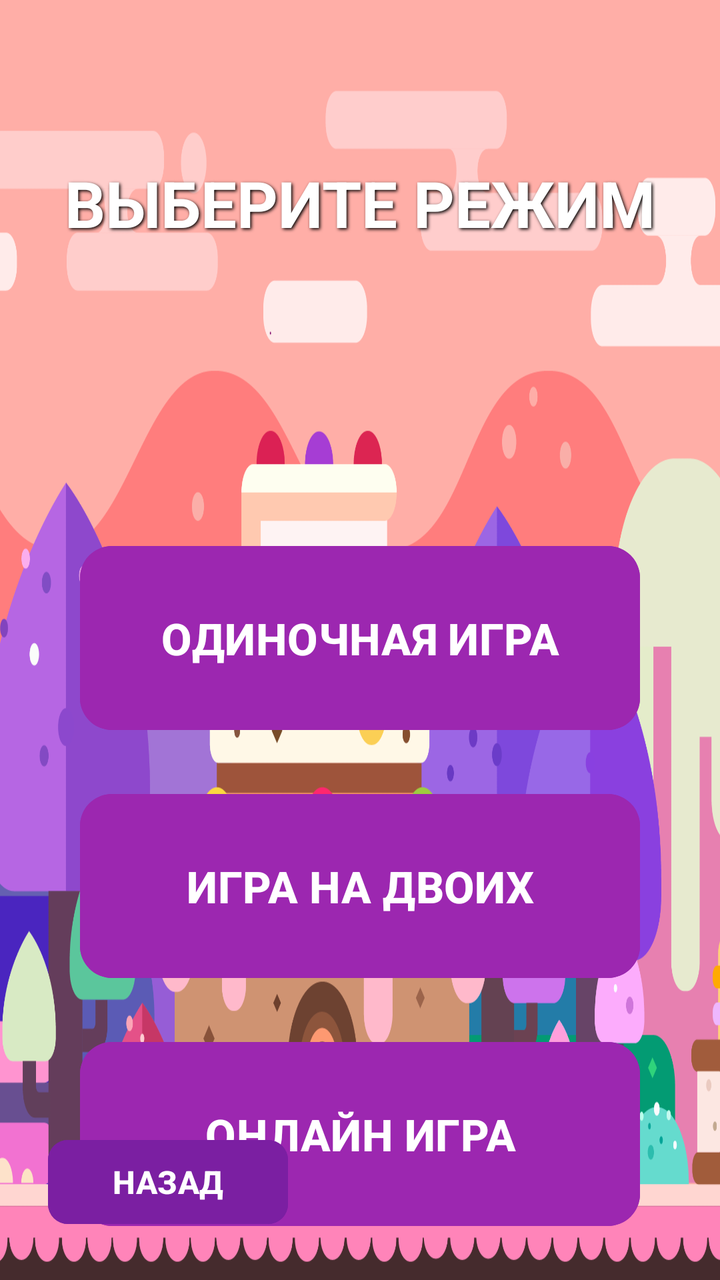
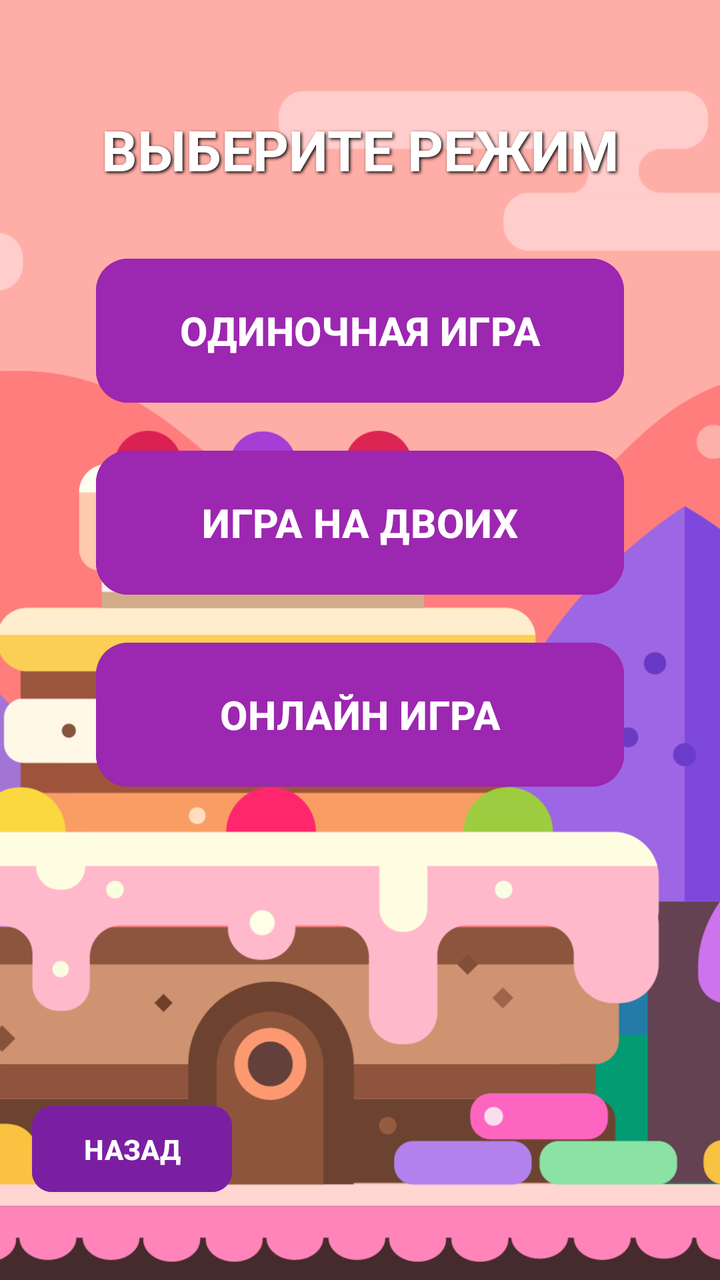

Two renders of the same Android screen: before a commit and after it. Below are the layout's source before the change and the commit's diff.
<!-- AndroidManifest.xml: application theme Theme.MemoryGame -->
<!-- res/layout/activity_mode_selection.xml -->
<?xml version="1.0" encoding="utf-8"?>
<androidx.constraintlayout.widget.ConstraintLayout 
    xmlns:android="http://schemas.android.com/apk/res/android"
    xmlns:app="http://schemas.android.com/apk/res-auto"
    android:layout_width="match_parent"
    android:layout_height="match_parent"
    android:background="@drawable/menuscreen">

    
    <TextView
        android:id="@+id/tvTitle"
        android:layout_width="wrap_content"
        android:layout_height="wrap_content"
        android:layout_marginTop="80dp"
        android:text="ВЫБЕРИТЕ РЕЖИМ"
        android:textColor="#FFFFFF"
        android:textSize="32sp"
        android:textStyle="bold"
        android:shadowColor="#000000"
        android:shadowDx="2"
        android:shadowDy="2"
        android:shadowRadius="4"
        app:layout_constraintEnd_toEndOf="parent"
        app:layout_constraintStart_toStartOf="parent"
        app:layout_constraintTop_toTopOf="parent" />

    
    <Button
        android:id="@+id/btnSinglePlayer"
        android:layout_width="280dp"
        android:layout_height="100dp"
        android:backgroundTint="#9C27B0"
        android:text="ОДИНОЧНАЯ ИГРА"
        android:textColor="#FFFFFF"
        android:textSize="22sp"
        android:textStyle="bold"
        app:cornerRadius="16dp"
        app:layout_constraintBottom_toBottomOf="parent"
        app:layout_constraintEnd_toEndOf="parent"
        app:layout_constraintStart_toStartOf="parent"
        app:layout_constraintTop_toBottomOf="@id/tvTitle"
        app:layout_constraintVertical_bias="0.35" />

    
    <Button
        android:id="@+id/btnCooperative"
        android:layout_width="280dp"
        android:layout_height="100dp"
        android:layout_marginTop="24dp"
        android:backgroundTint="#9C27B0"
        android:text="ИГРА НА ДВОИХ"
        android:textColor="#FFFFFF"
        android:textSize="22sp"
        android:textStyle="bold"
        app:cornerRadius="16dp"
        app:layout_constraintEnd_toEndOf="parent"
        app:layout_constraintStart_toStartOf="parent"
        app:layout_constraintTop_toBottomOf="@id/btnSinglePlayer" />

    
    <Button
        android:id="@+id/btnOnline"
        android:layout_width="280dp"
        android:layout_height="100dp"
        android:layout_marginTop="24dp"
        android:backgroundTint="#9C27B0"
        android:text="ОНЛАЙН ИГРА"
        android:textColor="#FFFFFF"
        android:textSize="22sp"
        android:textStyle="bold"
        app:cornerRadius="16dp"
        app:layout_constraintEnd_toEndOf="parent"
        app:layout_constraintStart_toStartOf="parent"
        app:layout_constraintTop_toBottomOf="@id/btnCooperative" />

    
    <Button
        android:id="@+id/btnBack"
        android:layout_width="120dp"
        android:layout_height="50dp"
        android:layout_margin="24dp"
        android:backgroundTint="#7B1FA2"
        android:text="НАЗАД"
        android:textColor="#FFFFFF"
        android:textSize="16sp"
        android:textStyle="bold"
        app:cornerRadius="10dp"
        app:layout_constraintBottom_toBottomOf="parent"
        app:layout_constraintStart_toStartOf="parent" />

</androidx.constraintlayout.widget.ConstraintLayout>
<!-- resources referenced by this layout -->
<resources>
  <!-- drawable menuscreen: png bitmap (drawable, 134171 bytes) -->
  <style name="Theme.MemoryGame" parent="Base.Theme.MemoryGame" />
  <style name="Base.Theme.MemoryGame" parent="Theme.Material3.DayNight.NoActionBar">
          
          
      </style>
</resources>

<!-- the commit's change to res/layout/activity_mode_selection.xml (unified diff, before → after) -->
@@ -1,91 +1,132 @@
 <?xml version="1.0" encoding="utf-8"?>
-<androidx.constraintlayout.widget.ConstraintLayout 
+<FrameLayout 
     xmlns:android="http://schemas.android.com/apk/res/android"
     xmlns:app="http://schemas.android.com/apk/res-auto"
     android:layout_width="match_parent"
-    android:layout_height="match_parent"
-    android:background="@drawable/menuscreen">
+    android:layout_height="match_parent">
 
     
-    <TextView
-        android:id="@+id/tvTitle"
-        android:layout_width="wrap_content"
-        android:layout_height="wrap_content"
-        android:layout_marginTop="80dp"
-        android:text="ВЫБЕРИТЕ РЕЖИМ"
-        android:textColor="#FFFFFF"
-        android:textSize="32sp"
-        android:textStyle="bold"
-        android:shadowColor="#000000"
-        android:shadowDx="2"
-        android:shadowDy="2"
-        android:shadowRadius="4"
-        app:layout_constraintEnd_toEndOf="parent"
-        app:layout_constraintStart_toStartOf="parent"
-        app:layout_constraintTop_toTopOf="parent" />
+    <ImageView
+        android:layout_width="match_parent"
+        android:layout_height="match_parent"
+        android:src="@drawable/menuscreen"
+        android:scaleType="centerCrop"
+        android:contentDescription="Background" />
 
     
-    <Button
-        android:id="@+id/btnSinglePlayer"
-        android:layout_width="280dp"
-        android:layout_height="100dp"
-        android:backgroundTint="#9C27B0"
-        android:text="ОДИНОЧНАЯ ИГРА"
-        android:textColor="#FFFFFF"
-        android:textSize="22sp"
-        android:textStyle="bold"
-        app:cornerRadius="16dp"
-        app:layout_constraintBottom_toBottomOf="parent"
-        app:layout_constraintEnd_toEndOf="parent"
-        app:layout_constraintStart_toStartOf="parent"
-        app:layout_constraintTop_toBottomOf="@id/tvTitle"
-        app:layout_constraintVertical_bias="0.35" />
+    <ScrollView
+        android:layout_width="match_parent"
+        android:layout_height="match_parent"
+        android:fillViewport="true">
 
-    
-    <Button
-        android:id="@+id/btnCooperative"
-        android:layout_width="280dp"
-        android:layout_height="100dp"
-        android:layout_marginTop="24dp"
-        android:backgroundTint="#9C27B0"
-        android:text="ИГРА НА ДВОИХ"
-        android:textColor="#FFFFFF"
-        android:textSize="22sp"
-        android:textStyle="bold"
-        app:cornerRadius="16dp"
-        app:layout_constraintEnd_toEndOf="parent"
-        app:layout_constraintStart_toStartOf="parent"
-        app:layout_constraintTop_toBottomOf="@id/btnSinglePlayer" />
+        <androidx.constraintlayout.widget.ConstraintLayout
+            android:layout_width="match_parent"
+            android:layout_height="wrap_content"
+            android:paddingTop="24dp"
+            android:paddingBottom="24dp">
 
-    
-    <Button
-        android:id="@+id/btnOnline"
-        android:layout_width="280dp"
-        android:layout_height="100dp"
-        android:layout_marginTop="24dp"
-        android:backgroundTint="#9C27B0"
-        android:text="ОНЛАЙН ИГРА"
-        android:textColor="#FFFFFF"
-        android:textSize="22sp"
-        android:textStyle="bold"
-        app:cornerRadius="16dp"
-        app:layout_constraintEnd_toEndOf="parent"
-        app:layout_constraintStart_toStartOf="parent"
-        app:layout_constraintTop_toBottomOf="@id/btnCooperative" />
+            
+            <TextView
+                android:id="@+id/tvTitle"
+                android:layout_width="0dp"
+                android:layout_height="wrap_content"
+                android:layout_marginStart="24dp"
+                android:layout_marginEnd="24dp"
+                android:layout_marginTop="32dp"
+                android:text="ВЫБЕРИТЕ РЕЖИМ"
+                android:textAlignment="center"
+                android:textColor="#FFFFFF"
+                android:textSize="28sp"
+                android:textStyle="bold"
+                android:shadowColor="#000000"
+                android:shadowDx="2"
+                android:shadowDy="2"
+                android:shadowRadius="4"
+                app:layout_constraintEnd_toEndOf="parent"
+                app:layout_constraintStart_toStartOf="parent"
+                app:layout_constraintTop_toTopOf="parent" />
 
-    
-    <Button
-        android:id="@+id/btnBack"
-        android:layout_width="120dp"
-        android:layout_height="50dp"
-        android:layout_margin="24dp"
-        android:backgroundTint="#7B1FA2"
-        android:text="НАЗАД"
-        android:textColor="#FFFFFF"
-        android:textSize="16sp"
-        android:textStyle="bold"
-        app:cornerRadius="10dp"
-        app:layout_constraintBottom_toBottomOf="parent"
-        app:layout_constraintStart_toStartOf="parent" />
+            
+            <Button
+                android:id="@+id/btnSinglePlayer"
+                android:layout_width="0dp"
+                android:layout_height="wrap_content"
+                android:layout_marginStart="48dp"
+                android:layout_marginEnd="48dp"
+                android:layout_marginTop="32dp"
+                android:minHeight="80dp"
+                android:paddingVertical="16dp"
+                android:backgroundTint="#9C27B0"
+                android:text="ОДИНОЧНАЯ ИГРА"
+                android:textColor="#FFFFFF"
+                android:textSize="20sp"
+                android:textStyle="bold"
+                app:cornerRadius="16dp"
+                app:layout_constraintEnd_toEndOf="parent"
+                app:layout_constraintStart_toStartOf="parent"
+                app:layout_constraintTop_toBottomOf="@id/tvTitle"
+                app:layout_constraintWidth_max="280dp" />
 
-</androidx.constraintlayout.widget.ConstraintLayout>
+            
+            <Button
+                android:id="@+id/btnCooperative"
+                android:layout_width="0dp"
+                android:layout_height="wrap_content"
+                android:layout_marginStart="48dp"
+                android:layout_marginEnd="48dp"
+                android:layout_marginTop="16dp"
+                android:minHeight="80dp"
+                android:paddingVertical="16dp"
+                android:backgroundTint="#9C27B0"
+                android:text="ИГРА НА ДВОИХ"
+                android:textColor="#FFFFFF"
+                android:textSize="20sp"
+                android:textStyle="bold"
+                app:cornerRadius="16dp"
+                app:layout_constraintEnd_toEndOf="parent"
+                app:layout_constraintStart_toStartOf="parent"
+                app:layout_constraintTop_toBottomOf="@id/btnSinglePlayer"
+                app:layout_constraintWidth_max="280dp" />
+
+            
+            <Button
+                android:id="@+id/btnOnline"
+                android:layout_width="0dp"
+                android:layout_height="wrap_content"
+                android:layout_marginStart="48dp"
+                android:layout_marginEnd="48dp"
+                android:layout_marginTop="16dp"
+                android:minHeight="80dp"
+                android:paddingVertical="16dp"
+                android:backgroundTint="#9C27B0"
+                android:text="ОНЛАЙН ИГРА"
+                android:textColor="#FFFFFF"
+                android:textSize="20sp"
+                android:textStyle="bold"
+                app:cornerRadius="16dp"
+                app:layout_constraintEnd_toEndOf="parent"
+                app:layout_constraintStart_toStartOf="parent"
+                app:layout_constraintTop_toBottomOf="@id/btnCooperative"
+                app:layout_constraintWidth_max="280dp" />
+
+            
+            <Button
+                android:id="@+id/btnBack"
+                android:layout_width="wrap_content"
+                android:layout_height="wrap_content"
+                android:layout_margin="16dp"
+                android:minWidth="100dp"
+                android:paddingHorizontal="24dp"
+                android:paddingVertical="12dp"
+                android:backgroundTint="#7B1FA2"
+                android:text="НАЗАД"
+                android:textColor="#FFFFFF"
+                android:textSize="14sp"
+                android:textStyle="bold"
+                app:cornerRadius="10dp"
+                app:layout_constraintBottom_toBottomOf="parent"
+                app:layout_constraintStart_toStartOf="parent" />
+
+        </androidx.constraintlayout.widget.ConstraintLayout>
+    </ScrollView>
+</FrameLayout>
